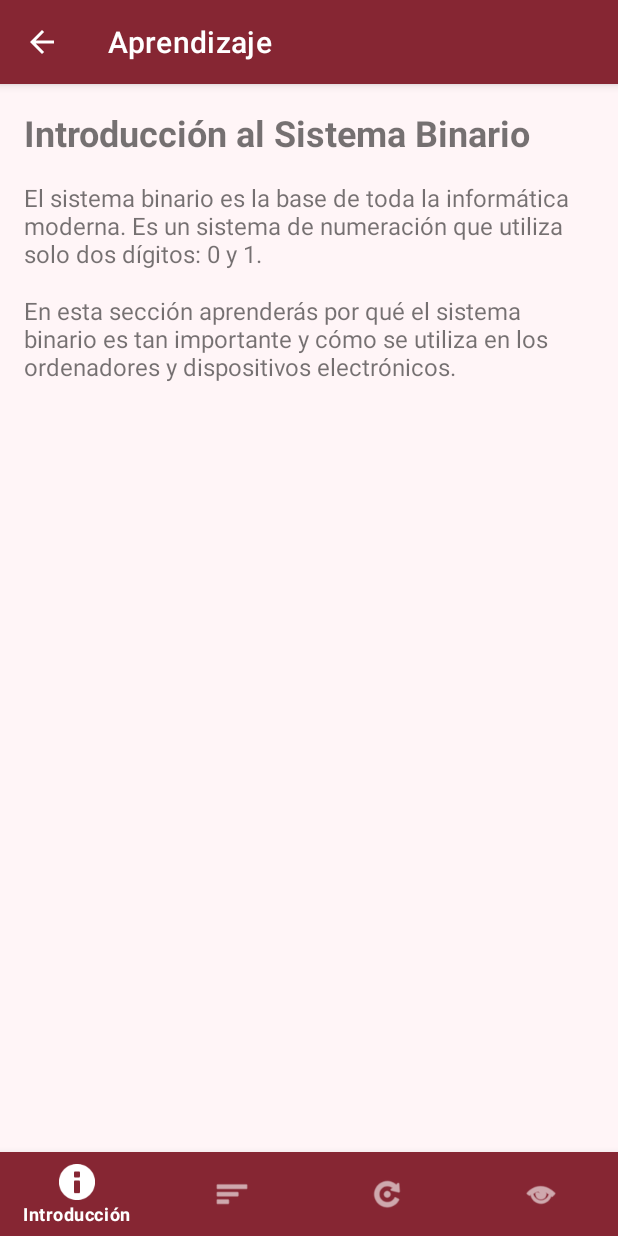
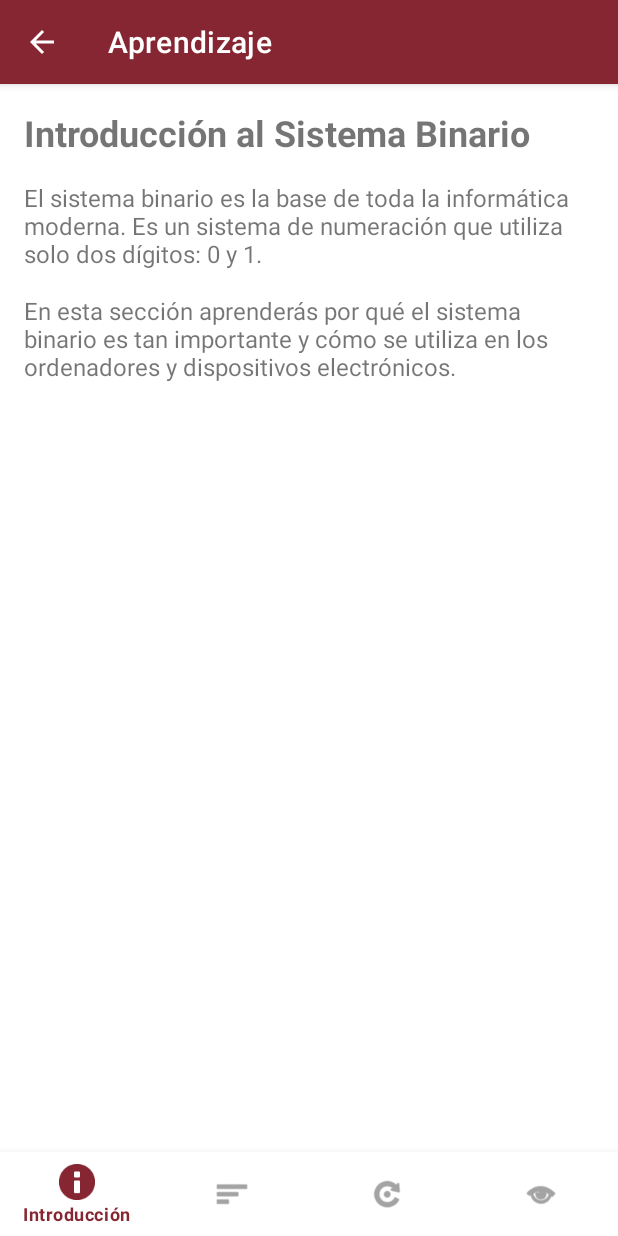
Before and after one commit to gabrielhuav/BattleNaval_V2, an Android app: the screen it shows after launch (EducationalActivity), after a tap on "APRENDER", on a phone screen of 412 x 824 dp. Run offline under Robolectric (Android 15) with nearby library versions, the phone set to English and light mode, and no system bars.

Commit message:
Actualizar temas

```diff
--- a/app/src/main/java/ovh/gabrielhuav/battlenaval_v2/MainActivity.kt
+++ b/app/src/main/java/ovh/gabrielhuav/battlenaval_v2/MainActivity.kt
@@ -4,18 +4,21 @@ import android.content.Intent
 import android.os.Bundle
 import android.view.View
 import android.widget.Button
+import android.widget.ImageView
 import android.widget.LinearLayout
 import androidx.appcompat.app.AppCompatActivity
 import ovh.gabrielhuav.battlenaval_v2.sistemabinario.EducationalActivity
+import ovh.gabrielhuav.battlenaval_v2.sistemabinario.GamesActivity
+import ovh.gabrielhuav.battlenaval_v2.sistemabinario.ThemeManager
 import ovh.gabrielhuav.battlenaval_v2.battlenavalbinario.BluetoothActivity
 import ovh.gabrielhuav.battlenaval_v2.battlenavalbinario.SinglePlayerActivity
-import ovh.gabrielhuav.battlenaval_v2.sistemabinario.GamesActivity
 
 class MainActivity : AppCompatActivity() {
 
     private lateinit var btnLearn: Button
     private lateinit var btnGames: Button
     private lateinit var btnSettings: Button
+    private lateinit var backgroundImage: ImageView
 
     // Botones de juegos (se mostrarán/ocultarán)
     private lateinit var layoutGamesSubMenu: LinearLayout
@@ -29,17 +32,13 @@ class MainActivity : AppCompatActivity() {
 
     override fun onCreate(savedInstanceState: Bundle?) {
         // Aplicar tema antes de inflar la vista
-        val themeId = ThemeManager.getTheme(this)
-        when (themeId) {
-            ThemeManager.THEME_ESCOM -> setTheme(R.style.Theme_BattleNaval_V2_Escom)
-            ThemeManager.THEME_GUINDA -> setTheme(R.style.Theme_BattleNaval_V2_Guinda)
-            else -> setTheme(R.style.Theme_BattleNaval_V2_Guinda)
-        }
+        ThemeManager.applyTheme(this)
 
         super.onCreate(savedInstanceState)
         setContentView(R.layout.activity_main_unified)
 
         // Inicializar vistas
+        backgroundImage = findViewById(R.id.backgroundImage)
         btnLearn = findViewById(R.id.btnLearn)
         btnGames = findViewById(R.id.btnGames)
         btnSettings = findViewById(R.id.btnSettings)
@@ -51,6 +50,9 @@ class MainActivity : AppCompatActivity() {
         btnBinaryGames = findViewById(R.id.btnBinaryGames)
 
         layoutBattleNavalOptions = findViewById(R.id.layoutBattleNavalOptions)
+
+        // Aplicar wallpaper según el tema
+        backgroundImage.setImageResource(ThemeManager.getThemeWallpaper(this))
 
         // Configurar listeners
         btnLearn.setOnClickListener {
@@ -109,21 +111,21 @@ class MainActivity : AppCompatActivity() {
 
         // Configurar radio buttons
         val radioGroup = dialog.findViewById<android.widget.RadioGroup>(R.id.themeRadioGroup)
-        val radioGuinda = dialog.findViewById<android.widget.RadioButton>(R.id.radioGuinda)
-        val radioEscom = dialog.findViewById<android.widget.RadioButton>(R.id.radioEscom)
+        val radioUNAM = dialog.findViewById<android.widget.RadioButton>(R.id.radioUNAM)
+        val radioIPN = dialog.findViewById<android.widget.RadioButton>(R.id.radioIPN)
 
         // Marcar el tema actual
-        if (currentTheme == ThemeManager.THEME_GUINDA) {
-            radioGuinda.isChecked = true
+        if (currentTheme == ThemeManager.THEME_UNAM) {
+            radioUNAM.isChecked = true
         } else {
-            radioEscom.isChecked = true
+            radioIPN.isChecked = true
         }
 
         // Listener para selección de tema
         radioGroup.setOnCheckedChangeListener { _, checkedId ->
             val selectedTheme = when (checkedId) {
-                R.id.radioGuinda -> ThemeManager.THEME_GUINDA
-                else -> ThemeManager.THEME_ESCOM
+                R.id.radioUNAM -> ThemeManager.THEME_UNAM
+                else -> ThemeManager.THEME_IPN
             }
 
             // Guardar y aplicar el tema seleccionado
--- a/app/src/main/java/ovh/gabrielhuav/battlenaval_v2/ThemeManager.kt
+++ b/app/src/main/java/ovh/gabrielhuav/battlenaval_v2/ThemeManager.kt
@@ -1,39 +1,31 @@
-package ovh.gabrielhuav.battlenaval_v2
+package ovh.gabrielhuav.battlenaval_v2.sistemabinario
 
 import android.content.Context
-import android.content.SharedPreferences
 import androidx.appcompat.app.AppCompatActivity
 import ovh.gabrielhuav.battlenaval_v2.R
 
 /**
  * Administrador de temas para la aplicación.
- * Permite seleccionar y aplicar diferentes temas visuales.
  */
-class ThemeManager {
-
-    companion object {
+object ThemeManager {
     private const val PREFERENCES_FILE = "theme_pref"
     private const val KEY_THEME = "app_theme"
 
     // Constantes de temas
-        const val THEME_GUINDA = 0
-        const val THEME_ESCOM = 1
+    const val THEME_UNAM = 0
+    const val THEME_IPN = 1
 
     /**
      * Obtiene el tema actual guardado en preferencias
-         * @param context Contexto de la aplicación
-         * @return ID del tema actual
      */
     @JvmStatic
     fun getTheme(context: Context): Int {
         val sharedPreferences = context.getSharedPreferences(PREFERENCES_FILE, Context.MODE_PRIVATE)
-            return sharedPreferences.getInt(KEY_THEME, THEME_GUINDA) // Tema Guinda por defecto
+        return sharedPreferences.getInt(KEY_THEME, THEME_UNAM) // Tema UNAM por defecto
     }
 
     /**
      * Guarda la selección de tema en preferencias
-         * @param context Contexto de la aplicación
-         * @param themeId ID del tema seleccionado
      */
     @JvmStatic
     fun setTheme(context: Context, themeId: Int) {
@@ -45,34 +37,26 @@ class ThemeManager {
 
     /**
      * Aplica el tema seleccionado a una actividad
-         * @param activity Actividad a la que se aplicará el tema
      */
     @JvmStatic
     fun applyTheme(activity: AppCompatActivity) {
         val themeId = getTheme(activity)
         when (themeId) {
-                THEME_ESCOM -> activity.setTheme(R.style.Theme_BattleNaval_V2_Escom)
-                THEME_GUINDA -> activity.setTheme(R.style.Theme_BattleNaval_V2_Guinda)
-                else -> activity.setTheme(R.style.Theme_BattleNaval_V2_Guinda)
+            THEME_IPN -> activity.setTheme(R.style.Theme_BattleNaval_V2_IPN)
+            THEME_UNAM -> activity.setTheme(R.style.Theme_BattleNaval_V2_UNAM)
+            else -> activity.setTheme(R.style.Theme_BattleNaval_V2_UNAM)
         }
     }
 
     /**
-         * Aplica el tema seleccionado específicamente a EducationalActivity
-         * @param activity Instancia de EducationalActivity
+     * Obtiene el wallpaper correspondiente al tema actual
      */
     @JvmStatic
-        fun applyTheme(activity: ovh.gabrielhuav.battlenaval_v2.sistemabinario.EducationalActivity) {
-            applyTheme(activity as AppCompatActivity)
-        }
-
-        /**
-         * Aplica el tema seleccionado específicamente a GamesActivity
-         * @param activity Instancia de GamesActivity
-         */
-        @JvmStatic
-        fun applyTheme(activity: ovh.gabrielhuav.battlenaval_v2.sistemabinario.GamesActivity) {
-            applyTheme(activity as AppCompatActivity)
+    fun getThemeWallpaper(context: Context): Int {
+        return when (getTheme(context)) {
+            THEME_IPN -> R.drawable.wallpaper_ipn
+            THEME_UNAM -> R.drawable.wallpaper_unam
+            else -> R.drawable.wallpaper_unam
         }
     }
 }
--- a/app/src/main/java/ovh/gabrielhuav/battlenaval_v2/sistemabinario/EducationalActivity.java
+++ b/app/src/main/java/ovh/gabrielhuav/battlenaval_v2/sistemabinario/EducationalActivity.java
@@ -11,7 +11,6 @@ import androidx.fragment.app.FragmentTransaction;
 import com.google.android.material.bottomnavigation.BottomNavigationView;
 
 import ovh.gabrielhuav.battlenaval_v2.R;
-import ovh.gabrielhuav.battlenaval_v2.ThemeManager;
 
 public class EducationalActivity extends AppCompatActivity {
 
--- a/app/src/main/java/ovh/gabrielhuav/battlenaval_v2/sistemabinario/GamesActivity.kt
+++ b/app/src/main/java/ovh/gabrielhuav/battlenaval_v2/sistemabinario/GamesActivity.kt
@@ -6,7 +6,6 @@ import androidx.appcompat.app.AppCompatActivity
 import androidx.fragment.app.Fragment
 import com.google.android.material.bottomnavigation.BottomNavigationView
 import ovh.gabrielhuav.battlenaval_v2.R
-import ovh.gabrielhuav.battlenaval_v2.ThemeManager
 
 /**
  * Actividad que contiene los juegos educativos sobre sistema binario
--- a/app/src/main/res/values-night/themes.xml
+++ b/app/src/main/res/values-night/themes.xml
@@ -1,7 +1,18 @@
 <?xml version="1.0" encoding="utf-8"?>
-<resources>
-    <!-- Night/Dark mode themes -->
-    <style name="Theme.BattleNaval_V2.Guinda.Night" parent="Theme.MaterialComponents.DayNight.DarkActionBar">
+<resources xmlns:tools="http://schemas.android.com/tools">
+    <!-- Base application theme. -->
+    <style name="Base.Theme.BattleNaval_V2" parent="Theme.MaterialComponents.DayNight.DarkActionBar">
+        <item name="colorPrimary">@color/purple_200</item>
+        <item name="colorPrimaryVariant">@color/purple_700</item>
+        <item name="colorOnPrimary">@color/black</item>
+        <item name="colorSecondary">@color/teal_200</item>
+        <item name="colorSecondaryVariant">@color/teal_700</item>
+        <item name="colorOnSecondary">@color/black</item>
+        <item name="android:statusBarColor">?attr/colorPrimaryVariant</item>
+    </style>
+
+    <!-- Tema UNAM (Guinda) en modo nocturno -->
+    <style name="Theme.BattleNaval_V2.UNAM" parent="Theme.MaterialComponents.DayNight.DarkActionBar">
         <item name="colorPrimary">@color/unam_primary</item>
         <item name="colorPrimaryVariant">@color/unam_primary_dark</item>
         <item name="colorOnPrimary">@color/white</item>
@@ -13,9 +24,11 @@
         <item name="colorOnSurface">#E1E1E1</item>
         <item name="colorOnBackground">#E1E1E1</item>
         <item name="android:statusBarColor">@color/black</item>
+        <item name="buttonStyle">@style/Button.UNAM.Night</item>
     </style>
 
-    <style name="Theme.BattleNaval_V2.Escom.Night" parent="Theme.MaterialComponents.DayNight.DarkActionBar">
+    <!-- Tema IPN (Guinda) en modo nocturno -->
+    <style name="Theme.BattleNaval_V2.IPN" parent="Theme.MaterialComponents.DayNight.DarkActionBar">
         <item name="colorPrimary">@color/ipn_primary</item>
         <item name="colorPrimaryVariant">@color/ipn_primary_dark</item>
         <item name="colorOnPrimary">@color/white</item>
@@ -27,9 +40,28 @@
         <item name="colorOnSurface">#E1E1E1</item>
         <item name="colorOnBackground">#E1E1E1</item>
         <item name="android:statusBarColor">@color/black</item>
+        <item name="buttonStyle">@style/Button.IPN.Night</item>
     </style>
 
-    <!-- Compatibilidad con themes anteriores -->
-    <style name="Theme_Exam1_Guinda" parent="Theme.BattleNaval_V2.Guinda" />
-    <style name="Theme_Exam1_Escom" parent="Theme.BattleNaval_V2.Escom" />
+    <!-- Estilos adicionales para botones UNAM en modo nocturno -->
+    <style name="Button.UNAM.Night" parent="Widget.MaterialComponents.Button">
+        <item name="backgroundTint">@color/unam_primary</item>
+        <item name="android:textColor">@color/white</item>
+        <item name="rippleColor">@color/unam_accent</item>
+    </style>
+
+    <!-- Estilos adicionales para botones IPN en modo nocturno -->
+    <style name="Button.IPN.Night" parent="Widget.MaterialComponents.Button">
+        <item name="backgroundTint">@color/ipn_primary</item>
+        <item name="android:textColor">@color/white</item>
+        <item name="rippleColor">@color/ipn_accent</item>
+    </style>
+
+    <!-- Alias para mantener compatibilidad con código existente -->
+    <style name="Theme.BattleNaval_V2.Guinda" parent="Theme.BattleNaval_V2.UNAM" />
+    <style name="Theme.BattleNaval_V2.Escom" parent="Theme.BattleNaval_V2.IPN" />
+
+    <!-- Alias para nombres de temas en Exam1 (si es necesario) -->
+    <style name="Theme.Exam1.Guinda" parent="Theme.BattleNaval_V2.UNAM" />
+    <style name="Theme.Exam1.Escom" parent="Theme.BattleNaval_V2.IPN" />
 </resources>
--- a/app/src/main/res/values/colors.xml
+++ b/app/src/main/res/values/colors.xml
@@ -1,69 +1,45 @@
 <?xml version="1.0" encoding="utf-8"?>
 <resources>
-    <!-- Colores básicos -->
-    <color name="black">#FF000000</color>
-    <color name="white">#FFFFFFFF</color>
+    <!-- Colores principales -->
+    <color name="white">#FFFFFF</color>
+    <color name="black">#000000</color>
     <color name="dark_gray">#2C2C2C</color>
     <color name="light_gray">#F5F5F5</color>
-    <color name="gray">#9E9E9E</color>
+    <color name="white_transparent">#B3FFFFFF</color> <!-- Blanco semi-transparente -->
 
-    <!-- Colores con transparencia -->
-    <color name="white_transparent">#B3FFFFFF</color>
-    <color name="background_overlay">#4DFF0000</color>
-    <color name="background_overlay_dark">#4D000000</color>
-
-    <!-- Tonos de rojo -->
+    <!-- Colores temáticos -->
     <color name="dark_red">#D32F2F</color>
     <color name="light_red">#F44336</color>
     <color name="hover_red">#B71C1C</color>
 
-    <!-- Tonos de azul -->
     <color name="dark_blue">#283593</color>
     <color name="light_blue">#64B5F6</color>
     <color name="hover_blue">#1565C0</color>
 
     <!-- Tonos de morado -->
-    <color name="purple_200">#BB86FC</color>
     <color name="purple_500">#6200EE</color>
     <color name="purple_700">#3700B3</color>
+    <color name="purple_200">#BB86FC</color>
 
-    <!-- Tonos de verde/turquesa -->
+    <!-- Tonos adicionales -->
     <color name="teal_200">#03DAC5</color>
     <color name="teal_700">#018786</color>
-
-    <!-- Otros colores básicos -->
     <color name="yellow">#FFEB3B</color>
     <color name="orange">#FF9800</color>
-    <color name="orange_transparent">#88FF9800</color>
+    <color name="gray">#9E9E9E</color>
+
+    <!-- Colores para superposiciones y transparencias -->
+    <color name="background_overlay">#4DFF0000</color> <!-- Rojo transparente -->
+    <color name="background_overlay_dark">#4D000000</color> <!-- Negro transparente -->
+    <color name="orange_transparent">#88FF9800</color> <!-- Naranja con transparencia -->
 
     <!-- Tema UNAM (Guinda) -->
-    <color name="unam_primary">#862633</color>
+    <color name="unam_primary">#862633</color>  <!-- Guinda UNAM -->
     <color name="unam_primary_dark">#621B26</color>
-    <color name="unam_accent">#FCD116</color>
-    <color name="unam_background">#FFF5F7</color>
-    <color name="unam_surface">#FFFFFF</color>
-    <color name="unam_text">#1F1F1F</color>
+    <color name="unam_accent">#FCD116</color>  <!-- Dorado UNAM -->
 
     <!-- Tema IPN (ESCOM) -->
-    <color name="ipn_primary">#6F1E51</color>
+    <color name="ipn_primary">#6F1E51</color>  <!-- Guinda IPN -->
     <color name="ipn_primary_dark">#4E1536</color>
-    <color name="ipn_accent">#FFFFFF</color>
-    <color name="ipn_background">#F5F9FF</color>
-    <color name="ipn_surface">#FFFFFF</color>
-    <color name="ipn_text">#1F1F1F</color>
-
-    <!-- Aliases para compatibilidad con el código existente -->
-    <color name="guinda_primary">@color/unam_primary</color>
-    <color name="guinda_secondary">@color/unam_primary_dark</color>
-    <color name="guinda_accent">@color/unam_accent</color>
-    <color name="guinda_background">@color/unam_background</color>
-    <color name="guinda_surface">@color/unam_surface</color>
-    <color name="guinda_text">@color/unam_text</color>
-
-    <color name="escom_primary">@color/ipn_primary</color>
-    <color name="escom_secondary">@color/ipn_primary_dark</color>
-    <color name="escom_accent">@color/ipn_accent</color>
-    <color name="escom_background">@color/ipn_background</color>
-    <color name="escom_surface">@color/ipn_surface</color>
-    <color name="escom_text">@color/ipn_text</color>
+    <color name="ipn_accent">#FFFFFF</color>   <!-- Blanco IPN -->
 </resources>
--- a/app/src/main/res/values/themes.xml
+++ b/app/src/main/res/values/themes.xml
@@ -1,79 +1,69 @@
 <?xml version="1.0" encoding="utf-8"?>
 <resources xmlns:tools="http://schemas.android.com/tools">
-    <!-- Base application theme -->
+    <!-- Base application theme. -->
     <style name="Base.Theme.BattleNaval_V2" parent="Theme.MaterialComponents.DayNight.DarkActionBar">
-        <!-- Default palette -->
-        <item name="colorPrimary">@color/teal_700</item>
-        <item name="colorPrimaryVariant">@color/teal_200</item>
+        <item name="colorPrimary">@color/purple_500</item>
+        <item name="colorPrimaryVariant">@color/purple_700</item>
         <item name="colorOnPrimary">@color/white</item>
-        <item name="colorSecondary">@color/purple_500</item>
-        <item name="colorSecondaryVariant">@color/purple_700</item>
+        <item name="colorSecondary">@color/teal_200</item>
+        <item name="colorSecondaryVariant">@color/teal_700</item>
         <item name="colorOnSecondary">@color/black</item>
         <item name="android:statusBarColor">?attr/colorPrimaryVariant</item>
     </style>
 
-    <!-- Base theme -->
     <style name="Theme.BattleNaval_V2" parent="Base.Theme.BattleNaval_V2" />
 
-    <!-- UNAM/Guinda Theme -->
-    <style name="Theme.BattleNaval_V2.Guinda" parent="Theme.MaterialComponents.DayNight.DarkActionBar">
+    <!-- Tema UNAM (Guinda) -->
+    <style name="Theme.BattleNaval_V2.UNAM" parent="Theme.MaterialComponents.DayNight.DarkActionBar">
         <item name="colorPrimary">@color/unam_primary</item>
         <item name="colorPrimaryVariant">@color/unam_primary_dark</item>
         <item name="colorOnPrimary">@color/white</item>
         <item name="colorSecondary">@color/unam_accent</item>
         <item name="colorSecondaryVariant">@color/unam_primary_dark</item>
         <item name="colorOnSecondary">@color/black</item>
-        <item name="android:colorBackground">@color/unam_background</item>
-        <item name="colorSurface">@color/unam_surface</item>
-        <item name="colorOnSurface">@color/unam_text</item>
-        <item name="colorOnBackground">@color/unam_text</item>
         <item name="android:statusBarColor">@color/unam_primary_dark</item>
-        <item name="actionBarStyle">@style/ActionBar.Guinda</item>
-        <item name="bottomNavigationStyle">@style/BottomNavigation.Guinda</item>
+        <item name="buttonStyle">@style/Button.UNAM</item>
+        <item name="textAppearanceButton">@style/TextAppearance.UNAM.Button</item>
     </style>
 
-    <!-- IPN/ESCOM Theme -->
-    <style name="Theme.BattleNaval_V2.Escom" parent="Theme.MaterialComponents.DayNight.DarkActionBar">
+    <!-- Tema IPN (Guinda) -->
+    <style name="Theme.BattleNaval_V2.IPN" parent="Theme.MaterialComponents.DayNight.DarkActionBar">
         <item name="colorPrimary">@color/ipn_primary</item>
         <item name="colorPrimaryVariant">@color/ipn_primary_dark</item>
         <item name="colorOnPrimary">@color/white</item>
         <item name="colorSecondary">@color/ipn_accent</item>
         <item name="colorSecondaryVariant">@color/ipn_primary_dark</item>
         <item name="colorOnSecondary">@color/black</item>
-        <item name="android:colorBackground">@color/ipn_background</item>
-        <item name="colorSurface">@color/ipn_surface</item>
-        <item name="colorOnSurface">@color/ipn_text</item>
-        <item name="colorOnBackground">@color/ipn_text</item>
         <item name="android:statusBarColor">@color/ipn_primary_dark</item>
-        <item name="actionBarStyle">@style/ActionBar.Escom</item>
-        <item name="bottomNavigationStyle">@style/BottomNavigation.Escom</item>
+        <item name="buttonStyle">@style/Button.IPN</item>
+        <item name="textAppearanceButton">@style/TextAppearance.IPN.Button</item>
     </style>
 
-    <!-- Action Bar Styles -->
-    <style name="ActionBar.Guinda" parent="Widget.MaterialComponents.ActionBar.Primary">
-        <item name="background">@color/unam_primary</item>
-        <item name="titleTextStyle">@style/ActionBarTitle</item>
-    </style>
-
-    <style name="ActionBar.Escom" parent="Widget.MaterialComponents.ActionBar.Primary">
-        <item name="background">@color/ipn_primary</item>
-        <item name="titleTextStyle">@style/ActionBarTitle</item>
-    </style>
-
-    <style name="ActionBarTitle" parent="TextAppearance.MaterialComponents.Headline6">
+    <!-- Estilos adicionales para botones UNAM -->
+    <style name="Button.UNAM" parent="Widget.MaterialComponents.Button">
+        <item name="backgroundTint">@color/unam_primary</item>
         <item name="android:textColor">@color/white</item>
     </style>
 
-    <!-- Bottom Navigation Styles -->
-    <style name="BottomNavigation.Guinda" parent="Widget.MaterialComponents.BottomNavigationView">
-        <item name="backgroundTint">@color/unam_primary</item>
-        <item name="itemIconTint">@color/white</item>
-        <item name="itemTextColor">@color/white</item>
+    <style name="TextAppearance.UNAM.Button" parent="TextAppearance.MaterialComponents.Button">
+        <item name="android:textColor">@color/white</item>
     </style>
 
-    <style name="BottomNavigation.Escom" parent="Widget.MaterialComponents.BottomNavigationView">
+    <!-- Estilos adicionales para botones IPN -->
+    <style name="Button.IPN" parent="Widget.MaterialComponents.Button">
         <item name="backgroundTint">@color/ipn_primary</item>
-        <item name="itemIconTint">@color/white</item>
-        <item name="itemTextColor">@color/white</item>
+        <item name="android:textColor">@color/white</item>
     </style>
+
+    <style name="TextAppearance.IPN.Button" parent="TextAppearance.MaterialComponents.Button">
+        <item name="android:textColor">@color/white</item>
+    </style>
+
+    <!-- Alias para mantener compatibilidad con código existente -->
+    <style name="Theme.BattleNaval_V2.Guinda" parent="Theme.BattleNaval_V2.UNAM" />
+    <style name="Theme.BattleNaval_V2.Escom" parent="Theme.BattleNaval_V2.IPN" />
+
+    <!-- Alias para nombres de temas en Exam1 (si es necesario) -->
+    <style name="Theme.Exam1.Guinda" parent="Theme.BattleNaval_V2.UNAM" />
+    <style name="Theme.Exam1.Escom" parent="Theme.BattleNaval_V2.IPN" />
 </resources>
```
Also changed, not shown: app/src/main/AndroidManifest.xml (+8 -11 lines), app/src/main/res/layout/dialog_theme_selector.xml (+13 -9 lines), app/src/main/res/values/strings.xml (+5 -5 lines). Lines whose indentation alone changed are shown as unchanged.
